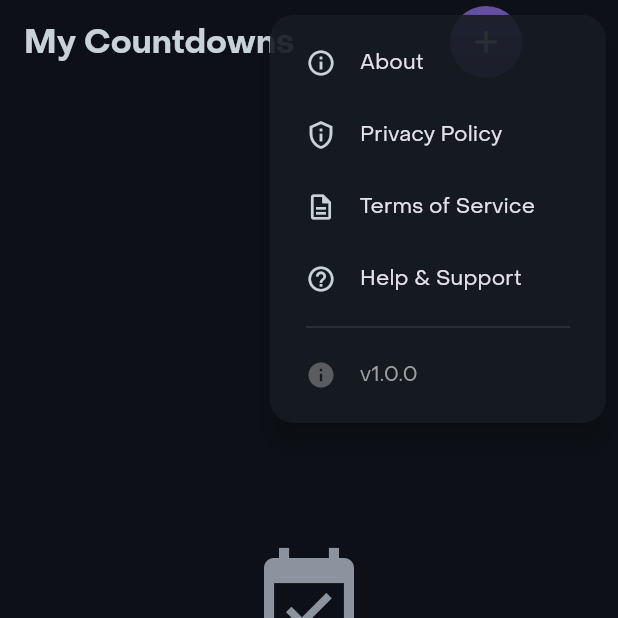
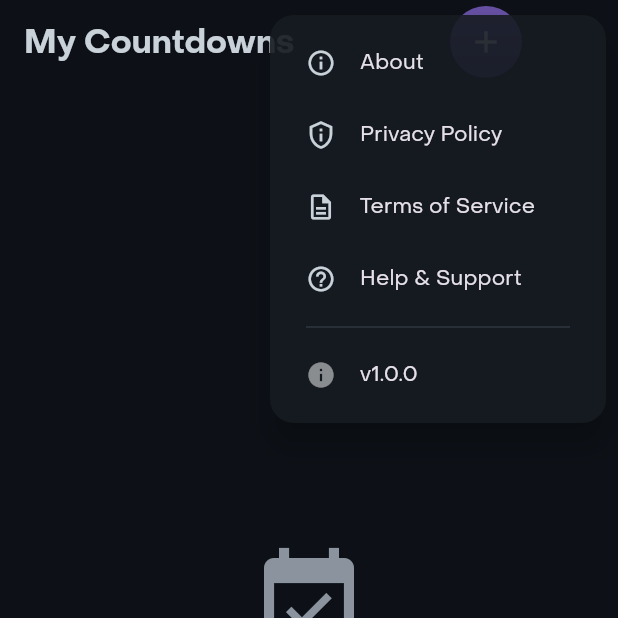
Before and after one commit to dashwhiz/countdown-app, a Flutter app: the screen it shows after launch, after a tap on the "keyboard control" icon, on a phone screen of 412 x 824 dp, the top half of it. Run offline on Flutter 3.47's test engine with Material 3 defaults, Android fonts, the phone set to English and light mode, and no system bars; our stand-ins replace appwrite, flutter_spinkit, get, hive, hive_flutter, logger and 4 more; accounts and stored records are empty; project files that could hold a hidden picture were left out.

Commit message:
fix: make version menu item non-interactive with proper color
- Keep version item as enabled: false to prevent menu closing on tap
- Override text and icon colors to match other menu items
- Version now displays in white but remains non-clickable

🤖 Generated with [Claude Code](https://claude.com/claude-code)

Co-Authored-By: Claude <noreply@anthropic.com>

```diff
--- a/lib/widgets/app_menu_button.dart
+++ b/lib/widgets/app_menu_button.dart
@@ -188,9 +188,18 @@ class _AppMenuButtonState extends State<AppMenuButton>
           ),
           child: Row(
             children: [
-              const Icon(Icons.info, size: 20, color: Colors.grey),
+              Icon(
+                Icons.info,
+                size: 20,
+                color: Theme.of(context).iconTheme.color,
+              ),
               const SizedBox(width: AppConstants.paddingMedium),
-              Text(_version, style: const TextStyle(color: Colors.grey)),
+              Text(
+                _version,
+                style: TextStyle(
+                  color: Theme.of(context).textTheme.bodyLarge?.color,
+                ),
+              ),
             ],
           ),
         ),
```
